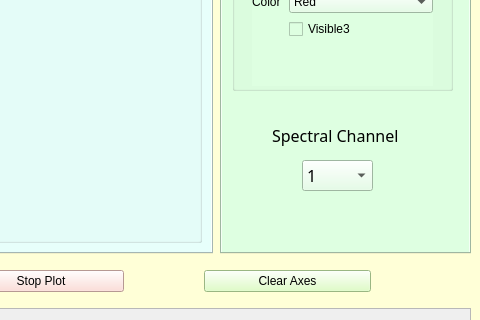
Qt form Software_project/junior_gui/Mainwindow.ui (fanghaow/Srtp_project) before a commit; both pictures show x 645 to 1125 and y 438 to 758 of the 1125 by 895 pixel window.
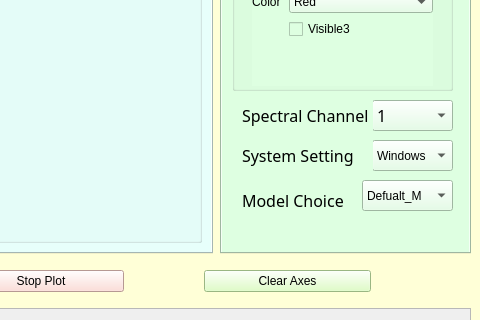
The same form after that commit. The open tabs and pages were chosen to show the change.

Commit message: add new empty function for applying the Software copyright

```diff
--- a/Software_project/junior_gui/Mainwindow.ui
+++ b/Software_project/junior_gui/Mainwindow.ui
@@ -786,9 +786,9 @@
          <widget class="QComboBox" name="comboBox_2">
           <property name="geometry">
            <rect>
-            <x>80</x>
-            <y>540</y>
-            <width>71</width>
+            <x>150</x>
+            <y>480</y>
+            <width>81</width>
             <height>31</height>
            </rect>
           </property>
@@ -860,8 +860,8 @@
          <widget class="QLabel" name="label">
           <property name="geometry">
            <rect>
-            <x>50</x>
-            <y>500</y>
+            <x>20</x>
+            <y>480</y>
             <width>131</width>
             <height>31</height>
            </rect>
@@ -876,6 +876,99 @@
            <string>Spectral Channel</string>
           </property>
          </widget>
+         <widget class="QComboBox" name="comboBox_3">
+          <property name="geometry">
+           <rect>
+            <x>150</x>
+            <y>520</y>
+            <width>81</width>
+            <height>31</height>
+           </rect>
+          </property>
+          <item>
+           <property name="text">
+            <string>Windows</string>
+           </property>
+          </item>
+          <item>
+           <property name="text">
+            <string>Mac</string>
+           </property>
+          </item>
+          <item>
+           <property name="text">
+            <string>Linux</string>
+           </property>
+          </item>
+         </widget>
+         <widget class="QComboBox" name="comboBox_4">
+          <property name="geometry">
+           <rect>
+            <x>140</x>
+            <y>560</y>
+            <width>91</width>
+            <height>31</height>
+           </rect>
+          </property>
+          <item>
+           <property name="text">
+            <string>Defualt_M</string>
+           </property>
+          </item>
+          <item>
+           <property name="text">
+            <string>Model1</string>
+           </property>
+          </item>
+          <item>
+           <property name="text">
+            <string>Model2</string>
+           </property>
+          </item>
+          <item>
+           <property name="text">
+            <string>Model3</string>
+           </property>
+          </item>
+         </widget>
+         <widget class="QLabel" name="label_2">
+          <property name="geometry">
+           <rect>
+            <x>20</x>
+            <y>520</y>
+            <width>131</width>
+            <height>31</height>
+           </rect>
+          </property>
+          <property name="font">
+           <font>
+            <family>Adobe Devanagari</family>
+            <pointsize>12</pointsize>
+           </font>
+          </property>
+          <property name="text">
+           <string>System Setting</string>
+          </property>
+         </widget>
+         <widget class="QLabel" name="label_3">
+          <property name="geometry">
+           <rect>
+            <x>20</x>
+            <y>560</y>
+            <width>111</width>
+            <height>41</height>
+           </rect>
+          </property>
+          <property name="font">
+           <font>
+            <family>Adobe Devanagari</family>
+            <pointsize>12</pointsize>
+           </font>
+          </property>
+          <property name="text">
+           <string>Model Choice</string>
+          </property>
+         </widget>
         </widget>
        </widget>
       </item>
```
Left out of the diff: 69 changed lines with no effect on the pictures. Lines whose indentation alone changed are shown as unchanged. The commit also changes 2 other files.
